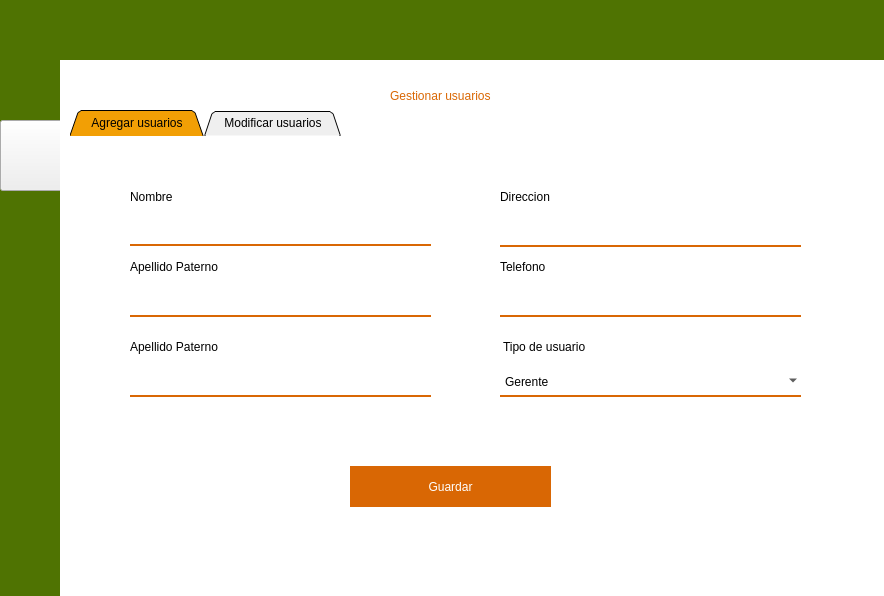
This is gerente.ui in FernandoHS-0/Sabware as Qt 5 draws it before an edit. The edited form follows.
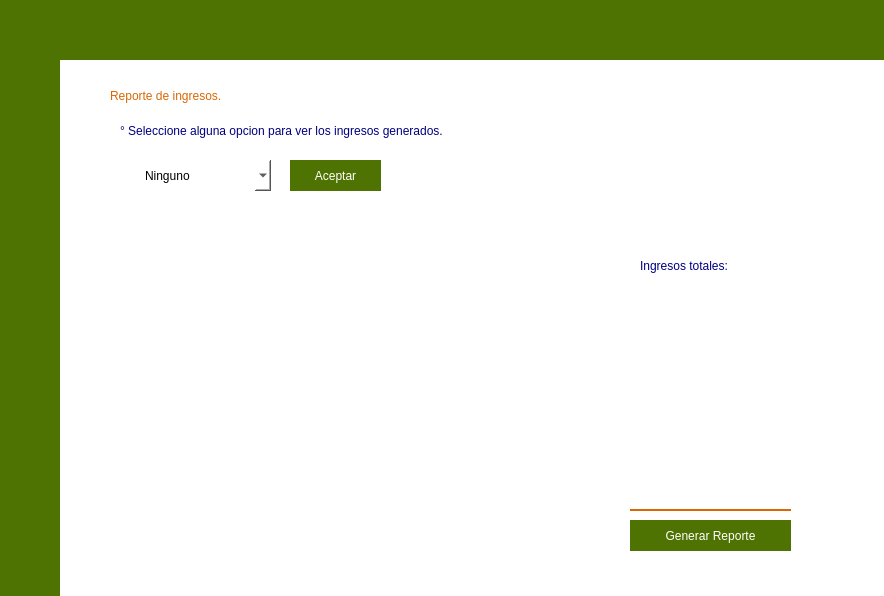
This is the edited form. The open tabs and pages were chosen to show the change. Icons and pictures are not drawn.

Patch:
```diff
--- a/gerente.ui
+++ b/gerente.ui
@@ -78,16 +78,16 @@
     <property name="geometry">
      <rect>
       <x>0</x>
-      <y>120</y>
-      <width>71</width>
+      <y>300</y>
+      <width>61</width>
       <height>71</height>
      </rect>
     </property>
     <property name="styleSheet">
-     <string notr="true">#btnGestionUsr{
+     <string notr="true">#btnGestionUsr_2{
 	background: none;
 	border: none;
-	image: url(:/imagenes/img/gestionUsuarios.png);
+	
 }</string>
     </property>
     <property name="text">
@@ -104,6 +104,36 @@
      </size>
     </property>
    </widget>
+   <widget class="QPushButton" name="ingresos">
+    <property name="geometry">
+     <rect>
+      <x>0</x>
+      <y>150</y>
+      <width>61</width>
+      <height>71</height>
+     </rect>
+    </property>
+    <property name="styleSheet">
+     <string notr="true">background: none;
+border: none;
+image: url(:/imagenes/img/grafico-de-barras.png);</string>
+    </property>
+    <property name="text">
+     <string/>
+    </property>
+    <property name="checkable">
+     <bool>false</bool>
+    </property>
+    <property name="checked">
+     <bool>false</bool>
+    </property>
+    <property name="autoRepeat">
+     <bool>false</bool>
+    </property>
+    <property name="autoExclusive">
+     <bool>false</bool>
+    </property>
+   </widget>
   </widget>
   <widget class="QWidget" name="menuH" native="true">
    <property name="geometry">
@@ -900,6 +930,198 @@
      </widget>
     </widget>
    </widget>
+   <widget class="QWidget" name="page">
+    <property name="styleSheet">
+     <string notr="true">background-color: white;</string>
+    </property>
+    <widget class="QLabel" name="label_15">
+     <property name="geometry">
+      <rect>
+       <x>50</x>
+       <y>20</y>
+       <width>251</width>
+       <height>31</height>
+      </rect>
+     </property>
+     <property name="styleSheet">
+      <string notr="true">font: 20pt &quot;HelvLight&quot;;
+color: #D96704;</string>
+     </property>
+     <property name="text">
+      <string>Reporte de ingresos.</string>
+     </property>
+    </widget>
+    <widget class="QLabel" name="label_16">
+     <property name="geometry">
+      <rect>
+       <x>60</x>
+       <y>60</y>
+       <width>371</width>
+       <height>21</height>
+      </rect>
+     </property>
+     <property name="styleSheet">
+      <string notr="true">font: 10pt &quot;HelvLight&quot;;
+color: #00007f;</string>
+     </property>
+     <property name="text">
+      <string>° Seleccione alguna opcion para ver los ingresos generados.</string>
+     </property>
+    </widget>
+    <widget class="QComboBox" name="comboBox_2">
+     <property name="geometry">
+      <rect>
+       <x>80</x>
+       <y>100</y>
+       <width>131</width>
+       <height>31</height>
+      </rect>
+     </property>
+     <property name="styleSheet">
+      <string notr="true">QComboBox{
+border:transparent;
+background-color: rgb(255, 255, 255);
+font: 10pt &quot;HelvLight&quot;;
+}</string>
+     </property>
+     <item>
+      <property name="text">
+       <string>Ninguno</string>
+      </property>
+     </item>
+     <item>
+      <property name="text">
+       <string>Día</string>
+      </property>
+     </item>
+     <item>
+      <property name="text">
+       <string>Semana</string>
+      </property>
+     </item>
+     <item>
+      <property name="text">
+       <string>Mes</string>
+      </property>
+     </item>
+    </widget>
+    <widget class="QPushButton" name="pushButton_4">
+     <property name="geometry">
+      <rect>
+       <x>230</x>
+       <y>100</y>
+       <width>91</width>
+       <height>31</height>
+      </rect>
+     </property>
+     <property name="styleSheet">
+      <string notr="true">QPushButton{
+	border: none;
+	background-color: #4F7302;
+	font: 10pt &quot;HelvLight&quot;;
+	color: white;
+}
+
+QPushButton:Hover{
+	background-color: #D96704;
+}</string>
+     </property>
+     <property name="text">
+      <string>Aceptar</string>
+     </property>
+    </widget>
+    <widget class="QWidget" name="gridLayoutWidget">
+     <property name="geometry">
+      <rect>
+       <x>80</x>
+       <y>160</y>
+       <width>411</width>
+       <height>341</height>
+      </rect>
+     </property>
+     <layout class="QGridLayout" name="gridLayout"/>
+    </widget>
+    <widget class="QLabel" name="label_17">
+     <property name="geometry">
+      <rect>
+       <x>580</x>
+       <y>190</y>
+       <width>131</width>
+       <height>31</height>
+      </rect>
+     </property>
+     <property name="styleSheet">
+      <string notr="true">font: 13pt &quot;HelvLight&quot;;
+color: #00007f;</string>
+     </property>
+     <property name="text">
+      <string>Ingresos totales:</string>
+     </property>
+    </widget>
+    <widget class="QLabel" name="label_18">
+     <property name="geometry">
+      <rect>
+       <x>600</x>
+       <y>240</y>
+       <width>91</width>
+       <height>71</height>
+      </rect>
+     </property>
+     <property name="styleSheet">
+      <string notr="true">font: 18pt &quot;HelvLight&quot;;
+color: #00007f;</string>
+     </property>
+     <property name="text">
+      <string/>
+     </property>
+    </widget>
+    <widget class="QLineEdit" name="lineEdit_6">
+     <property name="geometry">
+      <rect>
+       <x>570</x>
+       <y>420</y>
+       <width>161</width>
+       <height>31</height>
+      </rect>
+     </property>
+     <property name="styleSheet">
+      <string notr="true">QLineEdit{
+	border: none;
+	border-bottom: 2px solid #D96704;
+	font: 12pt &quot;HelvLight&quot;;
+}
+
+QLineEdit:Hover{
+	border-bottom: 2px solid #F29F05;
+}</string>
+     </property>
+    </widget>
+    <widget class="QPushButton" name="pushButton_5">
+     <property name="geometry">
+      <rect>
+       <x>570</x>
+       <y>460</y>
+       <width>161</width>
+       <height>31</height>
+      </rect>
+     </property>
+     <property name="styleSheet">
+      <string notr="true">QPushButton{
+	border: none;
+	background-color: #4F7302;
+	font: 10pt &quot;HelvLight&quot;;
+	color: white;
+}
+
+QPushButton:Hover{
+	background-color: #D96704;
+}</string>
+     </property>
+     <property name="text">
+      <string>Generar Reporte</string>
+     </property>
+    </widget>
+   </widget>
    <widget class="QWidget" name="zonas">
     <widget class="QGroupBox" name="contenedor">
      <property name="geometry">
```
Left out of the diff: 2 changed lines with no effect on the pictures.
